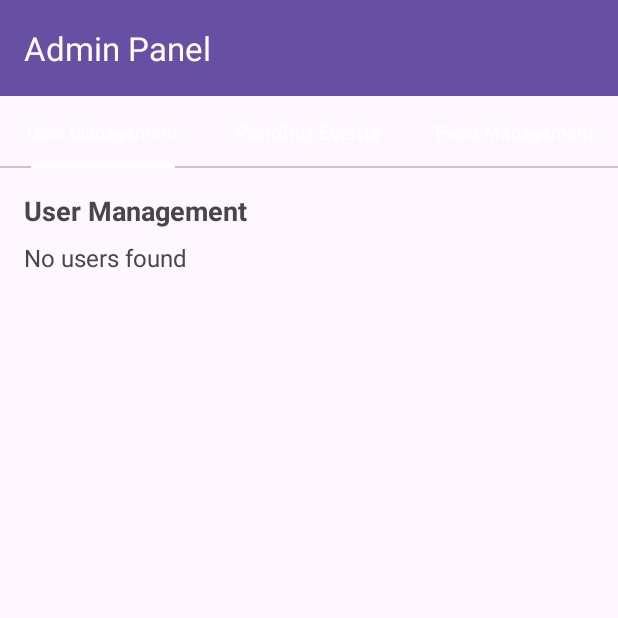
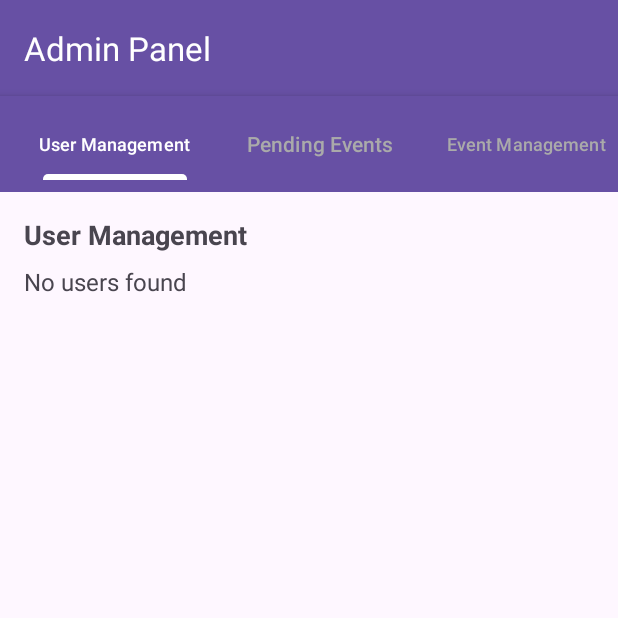
Before and after one commit to Dheerajsyz/Event-tracker, an Android app: the AdminPanelActivity screen opened directly, with no data from a screen before it, on a phone screen of 412 x 824 dp, the top half of it. Run offline under Robolectric (Android 15) with nearby library versions, the phone set to English and light mode, and no system bars; our stand-ins replace Firebase (no records; nobody signed in at launch, a user with empty details on screens opened directly).

Commit message:
Adding admin activites

```diff
--- a/app/src/main/java/com/dheeraj/snhu_dheeraj_kollapaneni/AdminPanelActivity.java
+++ b/app/src/main/java/com/dheeraj/snhu_dheeraj_kollapaneni/AdminPanelActivity.java
@@ -9,18 +9,13 @@ import androidx.viewpager2.widget.ViewPager2;
 
 import com.google.android.material.tabs.TabLayout;
 import com.google.android.material.tabs.TabLayoutMediator;
-import com.google.firebase.auth.FirebaseAuth;
-import com.google.firebase.firestore.FirebaseFirestore;
 
 public class AdminPanelActivity extends AppCompatActivity {
 
     private static final String TAG = "AdminPanelActivity";
-
     private TabLayout tabLayout;
     private ViewPager2 viewPager;
     private AdminPanelAdapter adminPanelAdapter;
-    private FirebaseAuth auth;
-    private FirebaseFirestore db;
 
     @Override
     protected void onCreate(Bundle savedInstanceState) {
@@ -29,9 +24,6 @@ public class AdminPanelActivity extends AppCompatActivity {
 
         tabLayout = findViewById(R.id.tabLayout);
         viewPager = findViewById(R.id.viewPager);
-
-        auth = FirebaseAuth.getInstance();
-        db = FirebaseFirestore.getInstance();
 
         adminPanelAdapter = new AdminPanelAdapter(this);
         viewPager.setAdapter(adminPanelAdapter);
@@ -47,10 +39,12 @@ public class AdminPanelActivity extends AppCompatActivity {
                 case 2:
                     tab.setText("Event Management");
                     break;
+                default:
+                    tab.setText("Tab " + (position + 1));
             }
         }).attach();
 
-        Log.d(TAG, "AdminPanelActivity launched");
+        Log.d(TAG, "AdminPanelActivity launched with " + adminPanelAdapter.getItemCount() + " tabs.");
         Toast.makeText(this, "Admin Panel Opened", Toast.LENGTH_SHORT).show();
     }
 }
--- a/app/src/main/java/com/dheeraj/snhu_dheeraj_kollapaneni/AdminPanelAdapter.java
+++ b/app/src/main/java/com/dheeraj/snhu_dheeraj_kollapaneni/AdminPanelAdapter.java
@@ -19,14 +19,14 @@ public class AdminPanelAdapter extends FragmentStateAdapter {
             case 1:
                 return new PendingEventsFragment();
             case 2:
+                return new EventManagementFragment();
             default:
-                return new EventManagementFragment();
+                return new UserManagementFragment();
         }
     }
 
     @Override
     public int getItemCount() {
-        // We have 3 fragments
-        return 3;
+        return 3;  // Three tabs
     }
 }
--- a/app/src/main/res/layout/activity_admin_panel.xml
+++ b/app/src/main/res/layout/activity_admin_panel.xml
@@ -5,13 +5,14 @@
     android:layout_width="match_parent"
     android:layout_height="match_parent">
 
-    <!-- AppBar with Toolbar and TabLayout -->
+    <!-- AppBar with Toolbar and styled TabLayout -->
     <com.google.android.material.appbar.AppBarLayout
         android:id="@+id/appBar"
         android:layout_width="match_parent"
         android:layout_height="wrap_content"
         android:theme="@style/ThemeOverlay.AppCompat.Dark.ActionBar">
 
+        <!-- Toolbar with title -->
         <androidx.appcompat.widget.Toolbar
             android:id="@+id/toolbar"
             android:layout_width="match_parent"
@@ -21,19 +22,25 @@
             app:titleTextColor="@android:color/white"
             app:popupTheme="@style/ThemeOverlay.AppCompat.Light" />
 
+        <!-- Styled TabLayout for clear distinction -->
         <com.google.android.material.tabs.TabLayout
             android:id="@+id/tabLayout"
             android:layout_width="match_parent"
             android:layout_height="wrap_content"
+            android:background="?attr/colorPrimary"
+            android:elevation="4dp"
+            android:padding="8dp"
             app:tabGravity="fill"
             app:tabMode="fixed"
             app:tabIndicatorColor="@android:color/white"
-            app:tabTextColor="@android:color/white"
-            android:contentDescription="Admin panel tabs" />
+            app:tabIndicatorHeight="4dp"
+            app:tabSelectedTextColor="@android:color/white"
+            app:tabTextColor="@android:color/darker_gray"
+            android:contentDescription="Admin Panel Tabs" />
 
     </com.google.android.material.appbar.AppBarLayout>
 
-    <!-- ViewPager2 for displaying the 3 admin fragments -->
+    <!-- ViewPager2 for hosting the admin fragments -->
     <androidx.viewpager2.widget.ViewPager2
         android:id="@+id/viewPager"
         android:layout_width="match_parent"
--- a/app/src/main/res/layout/fragment_pending_events.xml
+++ b/app/src/main/res/layout/fragment_pending_events.xml
@@ -5,7 +5,7 @@
     android:layout_width="match_parent"
     android:layout_height="match_parent">
 
-    <!-- Title for clarity -->
+    <!-- Header for Pending Events -->
     <TextView
         android:id="@+id/tvPendingHeader"
         android:layout_width="wrap_content"
@@ -18,7 +18,7 @@
         app:layout_constraintStart_toStartOf="parent"
         android:layout_marginStart="16dp" />
 
-    <!-- TextView if no pending events found -->
+    <!-- Shown if no pending events exist -->
     <TextView
         android:id="@+id/tvNoPending"
         android:layout_width="wrap_content"
@@ -31,6 +31,7 @@
         app:layout_constraintStart_toStartOf="parent"
         android:layout_marginStart="16dp" />
 
+    <!-- RecyclerView for pending events -->
     <androidx.recyclerview.widget.RecyclerView
         android:id="@+id/recyclerViewPendingEvents"
         android:layout_width="match_parent"
```
Also changed, not shown: app/src/main/java/com/dheeraj/snhu_dheeraj_kollapaneni/PendingEventAdapter.java (added, +65 -0 lines), app/src/main/java/com/dheeraj/snhu_dheeraj_kollapaneni/PendingEventsFragment.java (+27 -20 lines), app/src/main/res/layout/pending_event_list_item.xml (added, +59 -0 lines).
